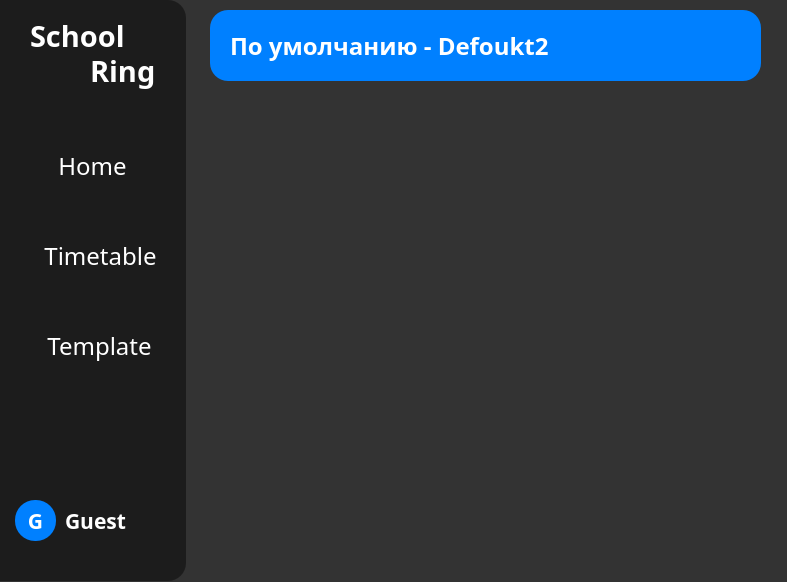
This is ui/main.ui in Alchemmist/SchoolRing as Qt 5 draws it before an edit. The edited form follows.
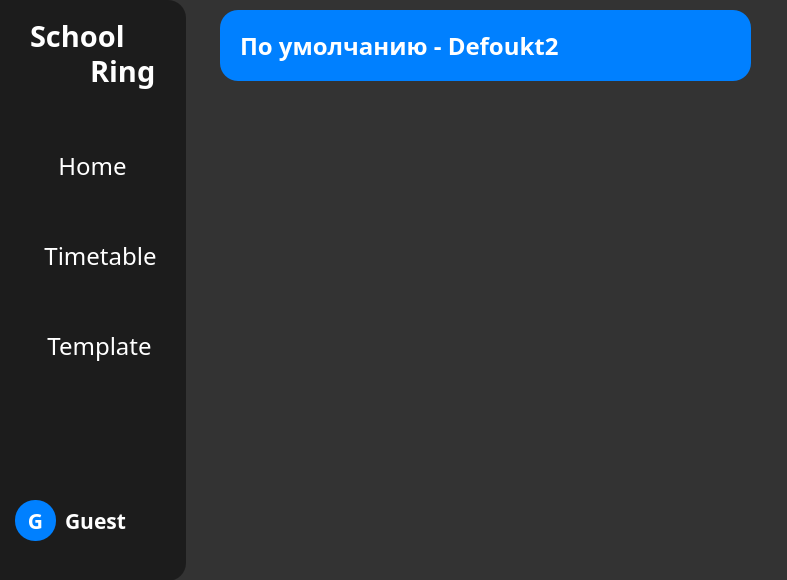
This is the edited form. Icons and pictures are not drawn.

```diff
--- a/ui/main.ui
+++ b/ui/main.ui
@@ -10,7 +10,7 @@
     <x>0</x>
     <y>0</y>
     <width>787</width>
-    <height>582</height>
+    <height>580</height>
    </rect>
   </property>
   <property name="sizePolicy">
@@ -401,9 +401,9 @@
      <widget class="QFrame" name="frame">
       <property name="geometry">
        <rect>
-        <x>190</x>
+        <x>200</x>
         <y>20</y>
-        <width>551</width>
+        <width>531</width>
         <height>71</height>
        </rect>
       </property>
@@ -422,7 +422,7 @@
       <widget class="QPushButton" name="edit_defoult_button">
        <property name="geometry">
         <rect>
-         <x>480</x>
+         <x>460</x>
          <y>0</y>
          <width>61</width>
          <height>61</height>
@@ -450,7 +450,7 @@
         <rect>
          <x>20</x>
          <y>20</y>
-         <width>451</width>
+         <width>421</width>
          <height>31</height>
         </rect>
        </property>
```
